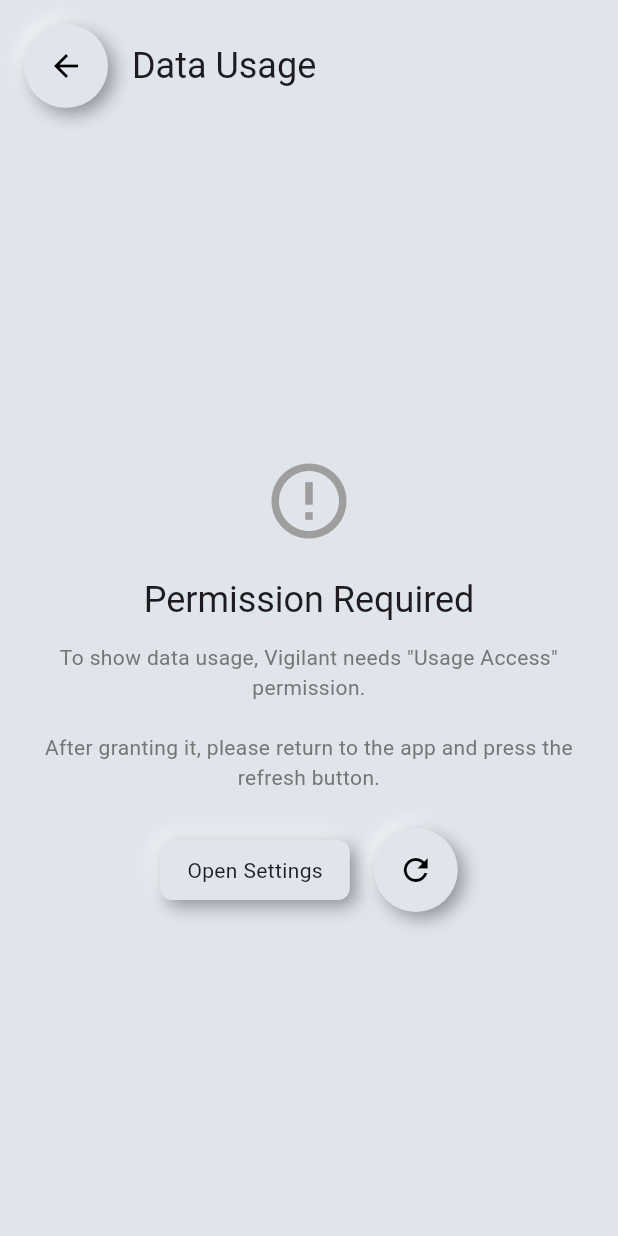
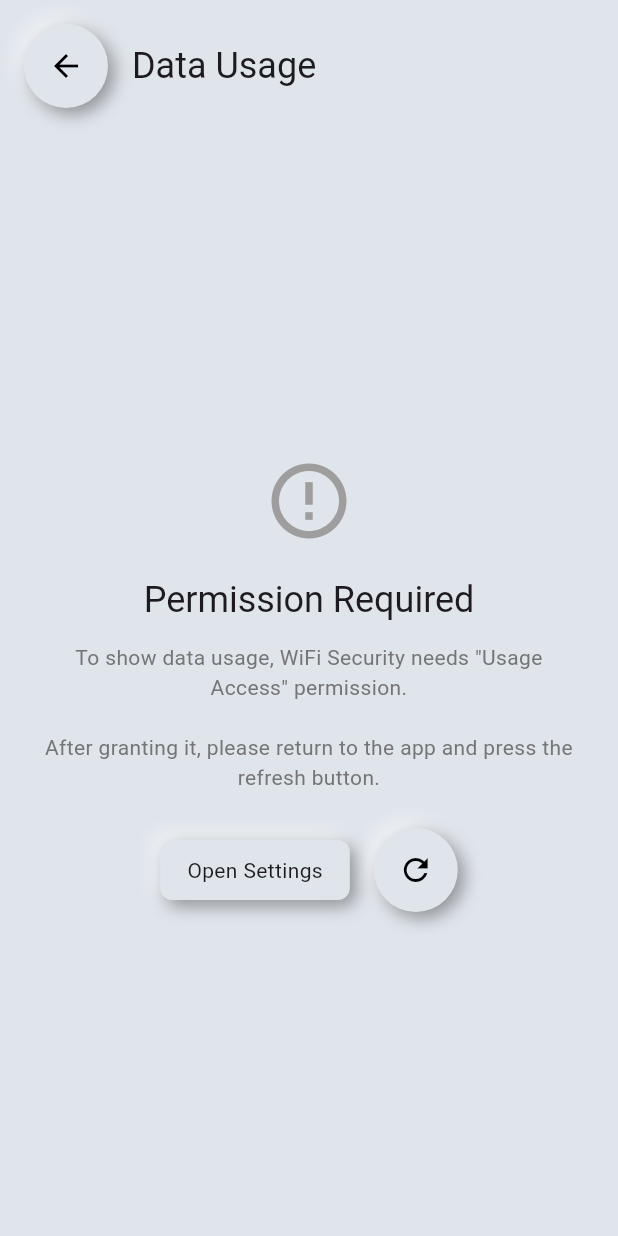
Before and after one commit to RensithUdara/WiFi-Security-and-Analysis-App, a Flutter app: the UsageTab screen opened directly, on a phone screen of 412 x 824 dp. Run offline on Flutter 3.47's test engine with Material 3 defaults, Android fonts, the phone set to English and light mode, and no system bars; our stand-ins replace cloud_firestore, firebase_auth, firebase_core, fl_chart, flutter_neumorphic_plus, font_awesome_flutter and 2 more; missing offline and left inert: android_intent_plus, network_info_plus, network_tools, speed_checker_plugin, wifi_scan; accounts and stored records are empty.

Commit message:
Update MethodChannel name and permission message to align with WiFi Security branding

```diff
--- a/lib/api/data_usage_service.dart
+++ b/lib/api/data_usage_service.dart
@@ -2,7 +2,7 @@ import 'package:flutter/services.dart';
 
 class DataUsageService {
   // Use a consistent channel name that matches the native code
-  static const _platform = MethodChannel('com.vigilant.app/data_usage');
+  static const _platform = MethodChannel('com.wifisecurity.app/data_usage');
 
   // Call the native method to get data usage stats.
   Future<Map<String, double>> getUsage() async {
--- a/lib/screens/usage/usage_tab.dart
+++ b/lib/screens/usage/usage_tab.dart
@@ -116,7 +116,7 @@ class _UsageTabState extends State<UsageTab> with WidgetsBindingObserver {
             SizedBox(height: 20),
             Text('Permission Required', style: Theme.of(context).textTheme.headlineSmall, textAlign: TextAlign.center),
             SizedBox(height: 12),
-            Text('To show data usage, Vigilant needs "Usage Access" permission.\n\nAfter granting it, please return to the app and press the refresh button.', textAlign: TextAlign.center, style: TextStyle(color: Colors.grey.shade600)),
+            Text('To show data usage, WiFi Security needs "Usage Access" permission.\n\nAfter granting it, please return to the app and press the refresh button.', textAlign: TextAlign.center, style: TextStyle(color: Colors.grey.shade600)),
             SizedBox(height: 24),
             Row(
               mainAxisAlignment: MainAxisAlignment.center,
```
